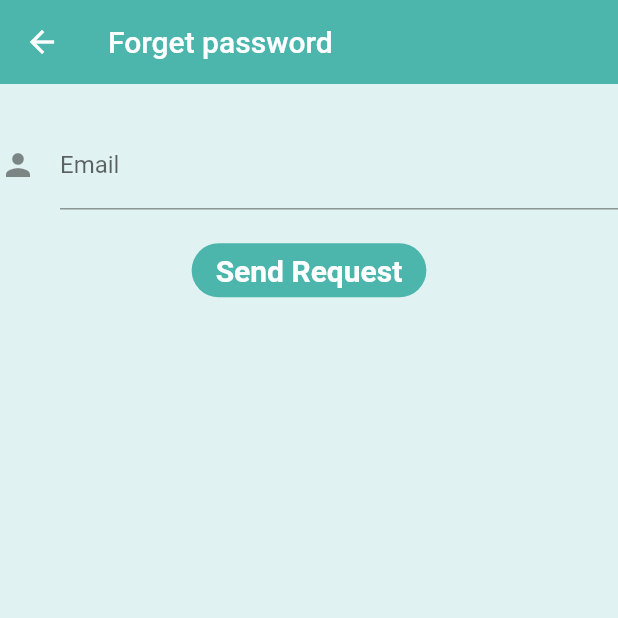
After one commit to gihad5/child_GP, a Flutter app: the ForgetPassword screen opened by its route, on a phone screen of 412 x 824 dp, the top half of it. The commit adds this screen. Run offline on Flutter 3.47's test engine with Material 2 defaults, Android fonts, the phone set to English and light mode, and no system bars; our stand-ins replace audioplayers, avatar_glow, carousel_slider, cloud_firestore, firebase_auth, firebase_core and 2 more; accounts and stored records are empty.

Commit message:
forget password

```diff
--- /dev/null
+++ b/lib/Screens/forget.dart
@@ -0,0 +1,81 @@
+import 'package:flutter/cupertino.dart';
+import 'package:flutter/material.dart';
+import 'package:kido/service/auth.dart';
+
+
+// ignore: must_be_immutable
+class ForgetPassword extends StatelessWidget {
+  final GlobalKey<FormState> globalKey = GlobalKey<FormState>();
+  static String id = 'ForgetPassword';
+
+  final _auth = Auth();
+  String email;
+  @override
+  Widget build(BuildContext context) {
+    double height = MediaQuery.of(context).size.height;
+    return Scaffold(
+        appBar: AppBar(
+          title: Text(
+            'Forget password',
+            style: TextStyle(color: Colors.white),
+          ),
+          elevation: 0,
+          backgroundColor: Colors.teal[300],
+        ),
+        backgroundColor: Colors.teal[50],
+        body: Form(
+          key: globalKey,
+          child: ListView(children: <Widget>[
+            SizedBox(
+              height: height * .03,
+            ),
+           TextFormField(
+              decoration: const InputDecoration(
+                icon: Icon(Icons.person),
+                hintText: 'What do people call you?',
+                labelText: 'Email',
+              ),
+              onSaved: (value) {
+                email = value;
+              },
+            ),
+            SizedBox(
+              height: height * .02,
+            ),
+            Container(
+              alignment: Alignment.topCenter,
+              child: Padding(
+                padding: const EdgeInsets.only(left: 30, right: 30),
+                child: Builder(
+                    builder: (context) => FlatButton(
+                        shape: RoundedRectangleBorder(
+                            borderRadius: BorderRadius.circular(20)),
+                        onPressed: () async {
+                          try {
+                            if (globalKey.currentState.validate()) {
+                              globalKey.currentState.save();
+
+                              _auth.forgetPassword(email);
+                              Navigator.of(context).pop();
+                            }
+                          } catch (e) {
+                            Scaffold.of(context).showSnackBar(SnackBar(
+                              content: Text(e.toString()),
+                            ));
+                          }
+                        },
+                        color: Colors.teal[300],
+                        child: Text(
+                          'Send Request',
+                          style: TextStyle(
+                            fontWeight: FontWeight.bold,
+                            fontSize: 20,
+                            color: Colors.white,
+                          ),
+                        ))),
+              ),
+            ),
+          ]),
+        ));
+  }
+}
--- a/lib/Screens/login.dart
+++ b/lib/Screens/login.dart
@@ -1,6 +1,7 @@
 import 'dart:core';
 import 'package:flutter/cupertino.dart';
 import 'package:flutter/material.dart';
+import 'package:kido/Screens/forget.dart';
 import 'package:kido/home.dart';
 import 'package:kido/service/auth.dart';
 
@@ -96,6 +97,18 @@ class LogInScreen extends StatelessWidget {
                 ),
               ),
             ),
+            SizedBox(height: height * .05),
+            Row(mainAxisAlignment: MainAxisAlignment.center, children: [
+              GestureDetector(
+                child: Text(
+                  'Forget password!',
+                  style: TextStyle(color: Colors.red),
+                ),
+                onTap: () {
+                  Navigator.pushNamed(context, ForgetPassword.id);
+                },
+              )
+            ]),
           ]),
         ));
   }
--- a/lib/main.dart
+++ b/lib/main.dart
@@ -3,6 +3,7 @@ import 'package:flutter/material.dart';
 
 
 import 'Screens/Srart.dart';
+import 'Screens/forget.dart';
 import 'Screens/login.dart';
 
 void main() async {
@@ -20,6 +21,7 @@ class MyApp extends StatelessWidget {
       routes: {
         Start.id: (context) => Start(),
         LogInScreen.id:(context)=>LogInScreen(),
+        ForgetPassword.id:(context)=>ForgetPassword()
 
       },
     );
--- a/lib/service/auth.dart
+++ b/lib/service/auth.dart
@@ -13,4 +13,7 @@ class Auth {
         email: email, password: password);
     return authResult;
   }
+  Future forgetPassword(String email) async {
+    await _auth.sendPasswordResetEmail(email: email);
+  }
 }
```
